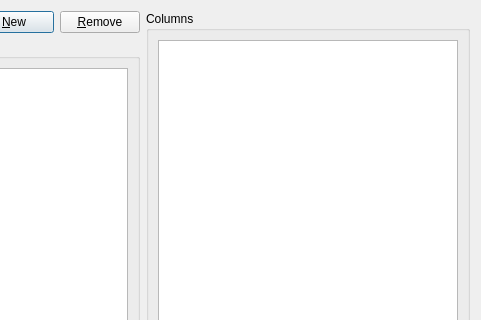
Qt form foqus_lib/gui/flowsheet/calculatedColumns_UI.ui (CCSI-Toolset/FOQUS) before a commit; both pictures show x 566 to 1047 and y 0 to 320 of the 1047 by 632 pixel window.
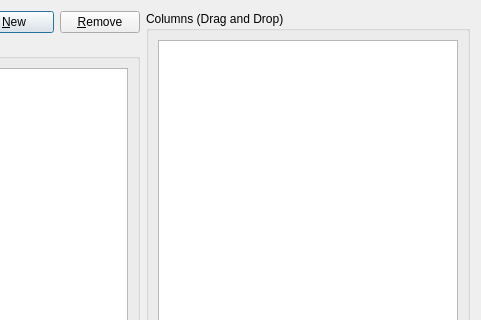
The same form after that commit.

Commit message: Remove time index from variable browser, and convert calcuated columns column list to drag and drop.

Patch:
```diff
--- a/foqus_lib/gui/flowsheet/calculatedColumns_UI.ui
+++ b/foqus_lib/gui/flowsheet/calculatedColumns_UI.ui
@@ -87,7 +87,7 @@
         </sizepolicy>
        </property>
        <property name="title">
-        <string>Columns</string>
+        <string>Columns (Drag and Drop)</string>
        </property>
        <layout class="QVBoxLayout" name="verticalLayout_2">
         <item>
```
The commit also changes 5 other files.
